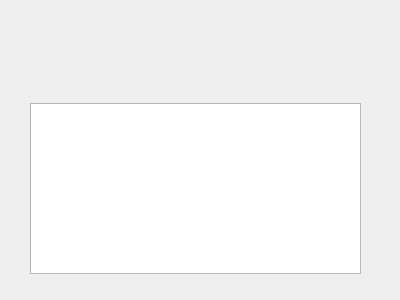
Qt form mainwindow.ui (bobreg/watch-asku-svc) before a commit.
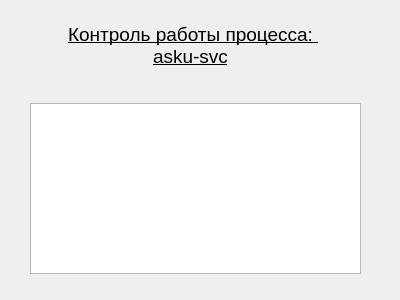
The same form after that commit.

Commit message: более менее работает

The edit to the form file:
```diff
--- a/mainwindow.ui
+++ b/mainwindow.ui
@@ -24,6 +24,42 @@
      </rect>
     </property>
    </widget>
+   <widget class="QLabel" name="label">
+    <property name="geometry">
+     <rect>
+      <x>60</x>
+      <y>10</y>
+      <width>261</width>
+      <height>71</height>
+     </rect>
+    </property>
+    <property name="font">
+     <font>
+      <family>Arial</family>
+      <pointsize>14</pointsize>
+      <underline>true</underline>
+     </font>
+    </property>
+    <property name="frameShape">
+     <enum>QFrame::NoFrame</enum>
+    </property>
+    <property name="frameShadow">
+     <enum>QFrame::Sunken</enum>
+    </property>
+    <property name="text">
+     <string>Контроль работы процесса: 
+asku-svc</string>
+    </property>
+    <property name="textFormat">
+     <enum>Qt::PlainText</enum>
+    </property>
+    <property name="scaledContents">
+     <bool>false</bool>
+    </property>
+    <property name="alignment">
+     <set>Qt::AlignCenter</set>
+    </property>
+   </widget>
   </widget>
  </widget>
  <layoutdefault spacing="6" margin="11"/>
```
The commit also changes 2 other files.
